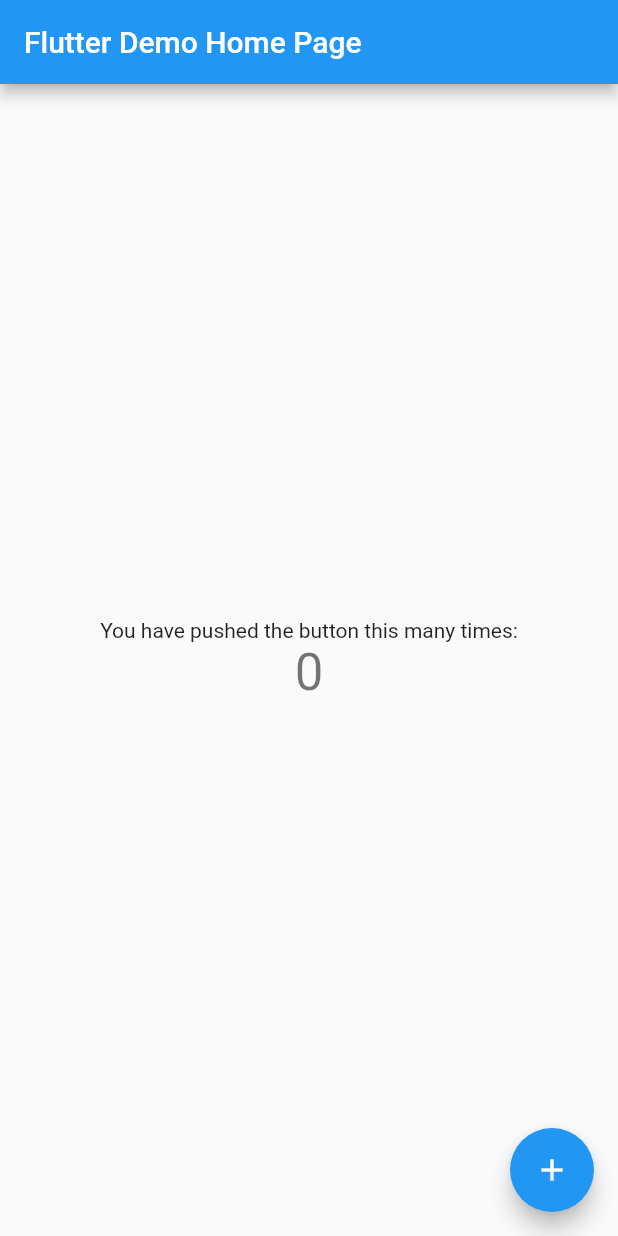
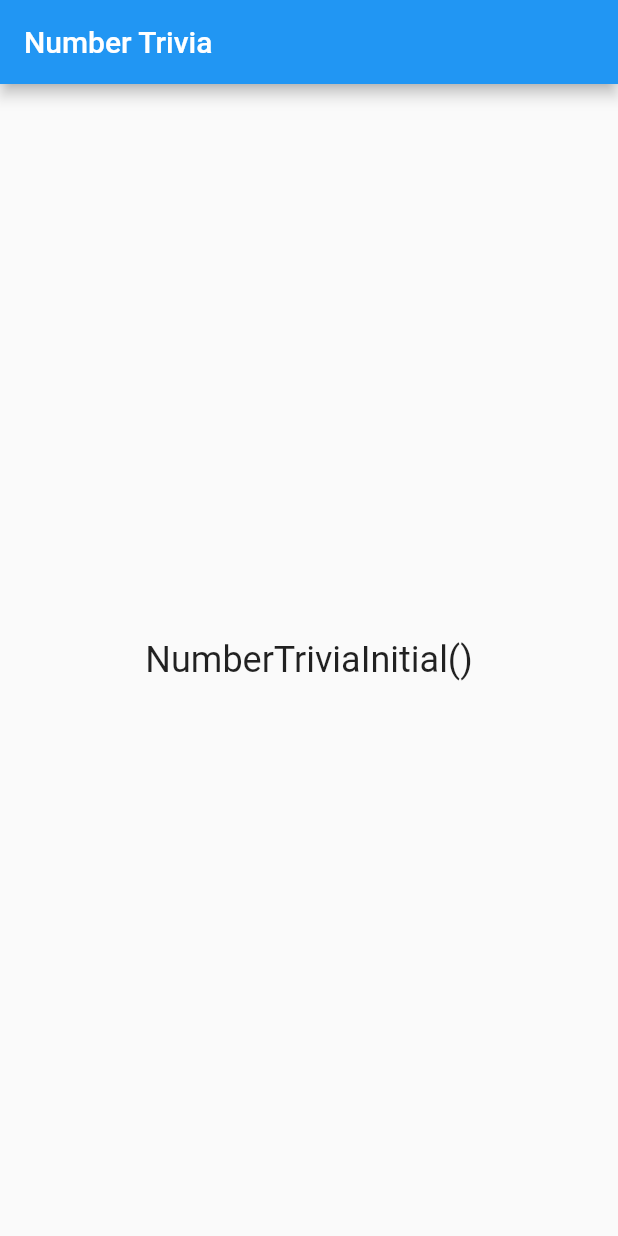
Before and after one commit to riad-safowan/Flutter-CleanArchitechture-BLoC, a Flutter app: the screen it shows after launch, on a phone screen of 412 x 824 dp. Run offline on Flutter 3.47's test engine with Material 2 defaults, Android fonts, the phone set to English and light mode, and no system bars; our stand-ins replace bloc, dartz, equatable, flutter_bloc, get_it, internet_connection_checker and 2 more.

Commit message:
Bugfix - Internet check(web), Initialize binding

```diff
--- a/lib/core/network/network_info.dart
+++ b/lib/core/network/network_info.dart
@@ -1,14 +1,14 @@
-
 import 'package:internet_connection_checker/internet_connection_checker.dart';
+import 'package:internet_connection_checker_plus/internet_connection_checker_plus.dart';
 
 abstract class NetworkInfo {
   Future<bool> get isConnected;
 }
 
+
 class NetworkInfoImpl implements NetworkInfo {
-  final InternetConnectionChecker connectionChecker;
-
-  NetworkInfoImpl(this.connectionChecker);
+  // final connectionChecker = InternetConnectionChecker();
+  final connectionChecker = InternetConnectionCheckerPlus();
 
   @override
   Future<bool> get isConnected => connectionChecker.hasConnection;
--- a/lib/features/number_trivia/domain/usecases/get_concreate_number_trivia.dart
+++ b/lib/features/number_trivia/domain/usecases/get_concreate_number_trivia.dart
@@ -2,7 +2,6 @@
 import 'package:clean_architecture_block/features/number_trivia/domain/entities/number_trivia.dart';
 import 'package:clean_architecture_block/features/number_trivia/domain/repositories/number_trivia_repository.dart';
 import 'package:dartz/dartz.dart';
-import 'package:equatable/equatable.dart';
 
 import '../../../../core/usecases/usecase.dart';
 
--- a/lib/features/number_trivia/presentation/bloc/number_trivia_event.dart
+++ b/lib/features/number_trivia/presentation/bloc/number_trivia_event.dart
@@ -11,6 +11,9 @@
   final String numberString;
 
   const GetTriviaForConcreteNumber(this.numberString);
+
+  @override
+  List<Object> get props => [numberString];
 }
 
 class GetTriviaForRandomNumber extends NumberTriviaEvent {}
--- a/lib/features/number_trivia/presentation/bloc/number_trivia_state.dart
+++ b/lib/features/number_trivia/presentation/bloc/number_trivia_state.dart
@@ -9,21 +9,21 @@
 
 class NumberTriviaInitial extends NumberTriviaState {}
 
-class Loading extends NumberTriviaState {}
+class NumberTriviaLoading extends NumberTriviaState {}
 
-class Loaded extends NumberTriviaState {
+class NumberTriviaLoaded extends NumberTriviaState {
   final NumberTrivia trivia;
 
-  Loaded({required this.trivia});
+  const NumberTriviaLoaded({required this.trivia});
 
   @override
   List<Object> get props => [trivia];
 }
 
-class Error extends NumberTriviaState {
+class NumberTriviaError extends NumberTriviaState {
   final String message;
 
-  Error({required this.message});
+  NumberTriviaError({required this.message});
 
   @override
   List<Object> get props => [message];
--- a/lib/features/number_trivia/presentation/pages/number_trivia_page.dart
+++ b/lib/features/number_trivia/presentation/pages/number_trivia_page.dart
@@ -0,0 +1,64 @@
+import 'package:flutter/material.dart';
+import 'package:flutter_bloc/flutter_bloc.dart';
+
+import '../bloc/number_trivia_bloc.dart';
+
+class NumberTriviaPage extends StatelessWidget {
+  @override
+  Widget build(BuildContext context) {
+    return Scaffold(
+        appBar: AppBar(title: Text('Number Trivia')),
+        body: BlocBuilder<NumberTriviaBloc, NumberTriviaState>(
+          builder: (context, state) {
+            return Center(
+              child: Text(
+                '$state',
+                style: TextStyle(fontSize: 24.0),
+              ),
+            );
+          },
+        ));
+  }
+}
+
+//   BlocProvider<NumberTriviaBloc> buildBody(BuildContext context) {
+//     return BlocProvider(
+//       create: (_) => sl<NumberTriviaBloc>(),
+//       child: Center(
+//         child: Padding(
+//           padding: const EdgeInsets.all(10),
+//           child: Column(
+//             children: <Widget>[
+//               SizedBox(height: 10),
+//               // Top half
+//               BlocBuilder<NumberTriviaBloc, NumberTriviaState>(
+//                 builder: (context, state) {
+//                   // if (state is NumberTriviaInitial) {
+//                   //   return MessageDisplay(
+//                   //     message: 'Start searching!',
+//                   //   );
+//                   // } else if (state is Loading) {
+//                   //   return LoadingWidget();
+//                   // } else if (state is Loaded) {
+//                   //   return TriviaDisplay(numberTrivia: state.trivia);
+//                   // } else if (state is Error) {
+//                   //   return MessageDisplay(
+//                   //     message: state.message,
+//                   //   );
+//                   // } else
+//                   // return MessageDisplay(
+//                   //   message: 'Something went wrong!',
+//                   // );
+//                   return Text('hello world');
+//                 },
+//               ),
+//               SizedBox(height: 20),
+//               // Bottom half
+//               // TriviaControls()
+//             ],
+//           ),
+//         ),
+//       ),
+//     );
+//   }
+// }
--- a/lib/main.dart
+++ b/lib/main.dart
@@ -1,94 +1,23 @@
+import 'package:clean_architecture_block/features/number_trivia/presentation/bloc/number_trivia_bloc.dart';
 import 'package:flutter/material.dart';
+import 'package:flutter_bloc/flutter_bloc.dart';
 import 'core/di/injection_ container.dart' as di;
+import 'features/number_trivia/presentation/pages/number_trivia_page.dart';
 
 void main() async {
+  WidgetsFlutterBinding.ensureInitialized();
   await di.init();
-  runApp(const MyApp());
+  runApp(MyApp());
 }
 
 class MyApp extends StatelessWidget {
-  const MyApp({Key? key}) : super(key: key);
-
-  // This widget is the root of your application.
   @override
   Widget build(BuildContext context) {
     return MaterialApp(
-      title: 'Flutter Demo',
-      theme: ThemeData(
-        // This is the theme of your application.
-        //
-        // Try running your application with "flutter run". You'll see the
-        // application has a blue toolbar. Then, without quitting the app, try
-        // changing the primarySwatch below to Colors.green and then invoke
-        // "hot reload" (press "r" in the console where you ran "flutter run",
-        // or simply save your changes to "hot reload" in a Flutter IDE).
-        // Notice that the counter didn't reset back to zero; the application
-        // is not restarted.
-        primarySwatch: Colors.blue,
+      home: BlocProvider(
+        create: (_) => di.sl<NumberTriviaBloc>(),
+        child: NumberTriviaPage(),
       ),
-      home: const
-      MyHomePage(title: 'Flutter Demo Home Page'),
     );
   }
 }
-
-class MyHomePage extends StatefulWidget {
-  const MyHomePage({Key? key, required this.title}) : super(key: key);
-  final String title;
-
-  @override
-  State<MyHomePage> createState() => _MyHomePageState();
-}
-
-class _MyHomePageState extends State<MyHomePage> {
-  int _counter = 0;
-
-  void _incrementCounter() {
-    setState(() {
-      // This call to setState tells the Flutter framework that something has
-      // changed in this State, which causes it to rerun the build method below
-      // so that the display can reflect the updated values. If we changed
-      // _counter without calling setState(), then the build method would not be
-      // called again, and so nothing would appear to happen.
-      _counter++;
-    });
-  }
-
-  @override
-  Widget build(BuildContext context) {
-    // This method is rerun every time setState is called, for instance as done
-    // by the _incrementCounter method above.
-    //
-    // The Flutter framework has been optimized to make rerunning build methods
-    // fast, so that you can just rebuild anything that needs updating rather
-    // than having to individually change instances of widgets.
-    return Scaffold(
-      appBar: AppBar(
-        // Here we take the value from the MyHomePage object that was created by
-        // the App.build method, and use it to set our appbar title.
-        title: Text(widget.title),
-      ),
-      body: Center(
-        // Center is a layout widget. It takes a single child and positions it
-        // in the middle of the parent.
-        child: Column(
-          mainAxisAlignment: MainAxisAlignment.center,
-          children: <Widget>[
-            const Text(
-              'You have pushed the button this many times:',
-            ),
-            Text(
-              '$_counter',
-              style: Theme.of(context).textTheme.headline4,
-            ),
-          ],
-        ),
-      ),
-      floatingActionButton: FloatingActionButton(
-        onPressed: _incrementCounter,
-        tooltip: 'Increment',
-        child: const Icon(Icons.add),
-      ), // This trailing comma makes auto-formatting nicer for build methods.
-    );
-  }
-}
--- a/pubspec.yaml
+++ b/pubspec.yaml
@@ -17,13 +17,14 @@
   # Service locator
   get_it: ^7.2.0
   # Bloc for state management
-  flutter_bloc: ^8.1.1
+  flutter_bloc: ^8.0.0
   # Value equality
   equatable: ^2.0.5
   # Functional programming thingies
   dartz: ^0.10.1
   # Remote API
   internet_connection_checker: ^0.0.1+4
+  internet_connection_checker_plus: ^1.0.1
   http: ^0.13.5
   # Local cache
   shared_preferences: ^2.0.15
```
Also changed, not shown: lib/core/di/injection_ container.dart (+3 -8 lines), lib/features/number_trivia/data/datasources/number_trivia_remote_datasource.dart (+2 -5 lines), lib/features/number_trivia/presentation/bloc/number_trivia_bloc.dart (+51 -19 lines), pubspec.lock, 1 other file.
